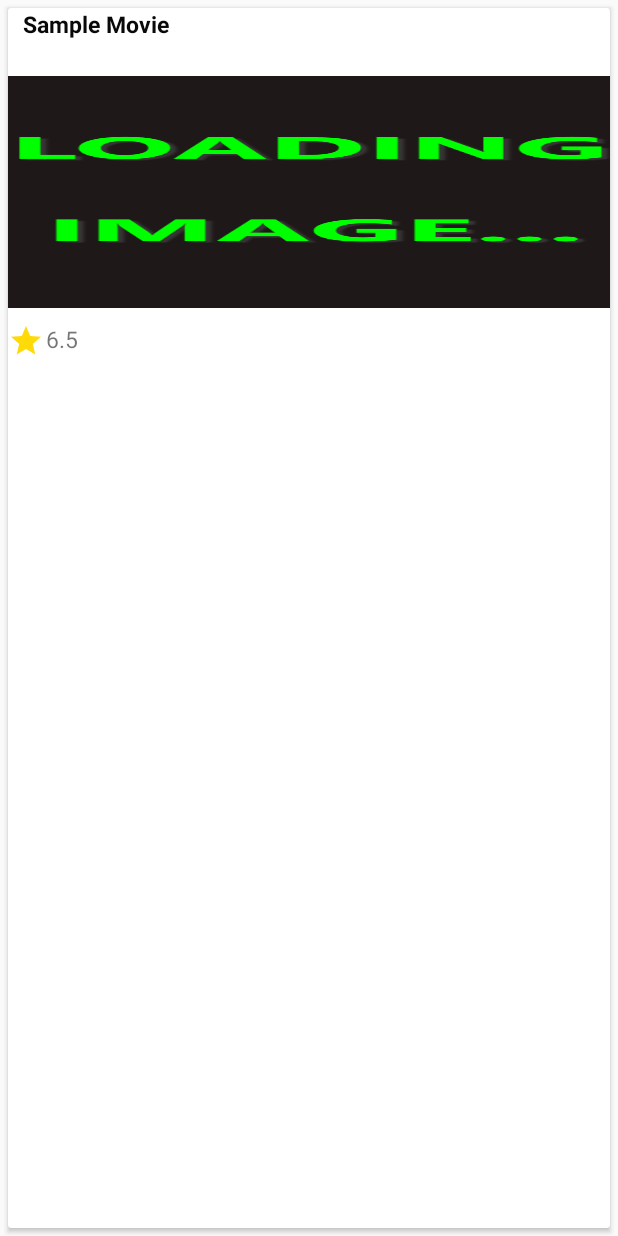
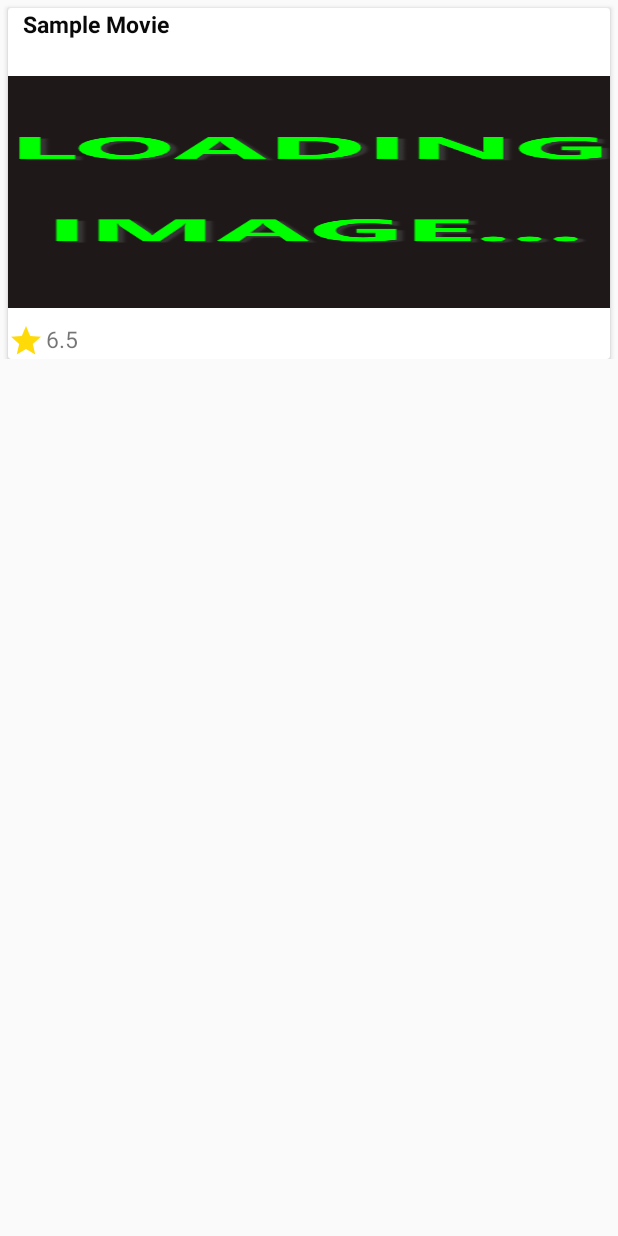
Before and after one commit to Amy-Man/WatchMe, an Android app: the layout movie_card.xml on its own in the app's theme, with its tools: preview values and no code run, on a phone screen of 412 x 824 dp. Run offline under Robolectric (Android 15) with nearby library versions, the phone set to English and light mode, and no system bars.

Commit message:
fix: Fix all bugs, ready for code review
#5 #6 #7

```diff
--- a/app/src/main/java/com/avivamiriammandel/watchme/DetailActivity.java
+++ b/app/src/main/java/com/avivamiriammandel/watchme/DetailActivity.java
@@ -67,7 +67,7 @@ public class DetailActivity extends AppCompatActivity {
             String thumbnailUrl = movie.getPosterPath();
             String backdropUrl = movie.getBackdropPath();
 
-            String movieTitle = movie.getOriginalTitle();
+            String movieTitle = movie.getTitle();
             toolbar.setTitle(movieTitle);
             String synopsis = movie.getOverview();
 
@@ -85,7 +85,6 @@ public class DetailActivity extends AppCompatActivity {
 
             String release = movie.getReleaseDate();
 
-          //  movieName.setText(movieTitle);
             plotSynopsis.setText(synopsis);
             userRating.setText(ratingOutOfTen);
             releaseDate.setText(release);
--- a/app/src/main/java/com/avivamiriammandel/watchme/adapter/MoviesAdapter.java
+++ b/app/src/main/java/com/avivamiriammandel/watchme/adapter/MoviesAdapter.java
@@ -51,7 +51,7 @@ public class MoviesAdapter extends RecyclerView.Adapter<MoviesAdapter.MoviesView
 
     @Override
     public void onBindViewHolder(@NonNull MoviesAdapter.MoviesViewHolder holder, int position) {
-        holder.title.setText(movieList.get(position).getOriginalTitle());
+        holder.title.setText(movieList.get(position).getTitle());
         Double voteDoubleSpare = movieList.get(position).getVoteAverage();
         DecimalFormat f = new DecimalFormat("##.0");
         String vote = (f.format(voteDoubleSpare));
--- a/app/src/main/java/com/avivamiriammandel/watchme/rest/Service.java
+++ b/app/src/main/java/com/avivamiriammandel/watchme/rest/Service.java
@@ -11,7 +11,7 @@ public interface Service {
             Call<MoviesResponse>getPopularMovies
             (@Query("api_key") String apiKey);
 
-    @GET("movie/topRated")
+    @GET("movie/top_rated")
             Call<MoviesResponse>getTopRatedMovies
             (@Query("api_key") String apiKey);
 }
--- a/app/src/main/res/layout/movie_card.xml
+++ b/app/src/main/res/layout/movie_card.xml
@@ -5,7 +5,7 @@
     xmlns:tools="http://schemas.android.com/tools"
     android:id="@+id/card_view_layout_root"
     android:layout_width="match_parent"
-    android:layout_height="match_parent"
+    android:layout_height="wrap_content"
     >
 
     <android.support.v7.widget.CardView
@@ -60,7 +60,7 @@
             android:layout_height="wrap_content"
             android:paddingTop="210dp"
             android:paddingLeft="25dp"
-            android:textSize="15dp"
+            android:textSize="15sp"
             app:layout_constraintTop_toBottomOf="@id/image_view_poster"
             app:layout_constraintLeft_toRightOf="@id/image_view_rating"
             tools:text="6.5" />
```
Also changed, not shown: app/src/main/java/com/avivamiriammandel/watchme/MainActivity.java (+3 -7 lines), app/src/main/java/com/avivamiriammandel/watchme/error/ErrorUtils.java (+8 -3 lines), app/src/main/res/layout/activity_main.xml (+10 -4 lines).
